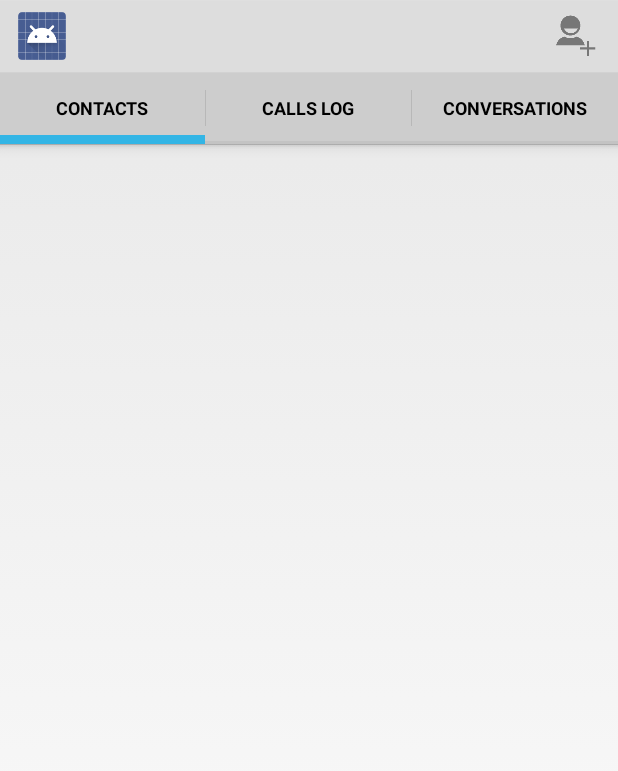
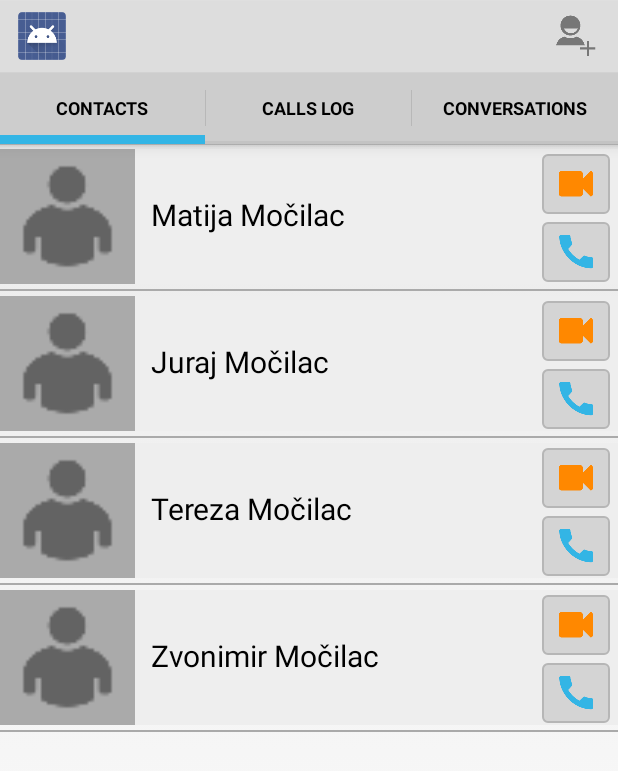
Before and after one commit to mmatija/Carewell, an Android app: the screen it shows after launch (MainActivity), on a phone screen of 412 x 824 dp. Shown: the top 771 px of the screen. Run offline under Robolectric (Android 15) with nearby library versions, the phone set to English and light mode, and no system bars.

Commit message:
Activities moved to separate package, database seed data moved to DatabaseHelper

```diff
--- a/app/src/main/java/com/example/matija_pc/carewell/CallActivity.java
+++ b/app/src/main/java/com/example/matija_pc/carewell/activities/CallActivity.java
@@ -1,4 +1,4 @@
-package com.example.matija_pc.carewell;
+package com.example.matija_pc.carewell.activities;
 
 import android.app.Activity;
 import android.content.ActivityNotFoundException;
@@ -7,6 +7,7 @@ import android.net.Uri;
 import android.os.Bundle;
 import android.webkit.WebView;
 
+import com.example.matija_pc.carewell.R;
 import com.example.matija_pc.carewell.listeners.CallButtonListener;
 
 /**
--- a/app/src/main/java/com/example/matija_pc/carewell/ComposeMessageActivity.java
+++ b/app/src/main/java/com/example/matija_pc/carewell/activities/ComposeMessageActivity.java
@@ -1,4 +1,4 @@
-package com.example.matija_pc.carewell;
+package com.example.matija_pc.carewell.activities;
 
 import android.app.Activity;
 import android.app.SearchManager;
@@ -17,6 +17,7 @@ import android.widget.SearchView;
 import android.widget.TextView;
 import android.widget.Toast;
 
+import com.example.matija_pc.carewell.R;
 import com.example.matija_pc.carewell.database.DatabaseOperations;
 import com.example.matija_pc.carewell.database.DatabaseTables;
 import com.example.matija_pc.carewell.fragments.ConversationsFragment;
--- a/app/src/main/java/com/example/matija_pc/carewell/MainActivity.java
+++ b/app/src/main/java/com/example/matija_pc/carewell/activities/MainActivity.java
@@ -1,4 +1,4 @@
-package com.example.matija_pc.carewell;
+package com.example.matija_pc.carewell.activities;
 
 import android.app.ActionBar;
 import android.app.FragmentTransaction;
@@ -11,6 +11,7 @@ import android.view.Menu;
 import android.view.MenuItem;
 import android.widget.Toast;
 
+import com.example.matija_pc.carewell.R;
 import com.example.matija_pc.carewell.adapters.TabsPagerAdapter;
 import com.example.matija_pc.carewell.database.DatabaseOperations;
 import com.example.matija_pc.carewell.database.DatabaseTables;
--- a/app/src/main/java/com/example/matija_pc/carewell/MessagesActivity.java
+++ b/app/src/main/java/com/example/matija_pc/carewell/activities/MessagesActivity.java
@@ -1,4 +1,4 @@
-package com.example.matija_pc.carewell;
+package com.example.matija_pc.carewell.activities;
 
 import android.app.Activity;
 import android.content.ContentValues;
@@ -15,6 +15,7 @@ import android.widget.EditText;
 import android.widget.ListView;
 import android.widget.Toast;
 
+import com.example.matija_pc.carewell.R;
 import com.example.matija_pc.carewell.adapters.MessagesAdapter;
 import com.example.matija_pc.carewell.database.DatabaseOperations;
 import com.example.matija_pc.carewell.database.DatabaseTables;
--- a/app/src/main/java/com/example/matija_pc/carewell/SearchableActivity.java
+++ b/app/src/main/java/com/example/matija_pc/carewell/activities/SearchableActivity.java
@@ -1,4 +1,4 @@
-package com.example.matija_pc.carewell;
+package com.example.matija_pc.carewell.activities;
 
 import android.app.Activity;
 import android.app.SearchManager;
@@ -10,6 +10,7 @@ import android.view.View;
 import android.widget.AdapterView;
 import android.widget.ListView;
 
+import com.example.matija_pc.carewell.R;
 import com.example.matija_pc.carewell.adapters.SearchResultAdapter;
 import com.example.matija_pc.carewell.database.DatabaseOperations;
 import com.example.matija_pc.carewell.database.DatabaseTables;
--- a/app/src/main/java/com/example/matija_pc/carewell/UserProfileActivity.java
+++ b/app/src/main/java/com/example/matija_pc/carewell/activities/UserProfileActivity.java
@@ -1,4 +1,4 @@
-package com.example.matija_pc.carewell;
+package com.example.matija_pc.carewell.activities;
 
 import android.app.Activity;
 import android.app.AlertDialog;
@@ -21,6 +21,8 @@ import android.widget.RelativeLayout;
 import android.widget.TextView;
 import android.widget.Toast;
 
+import com.example.matija_pc.carewell.BitmapScaler;
+import com.example.matija_pc.carewell.R;
 import com.example.matija_pc.carewell.adapters.CallsAdapter;
 import com.example.matija_pc.carewell.adapters.ContactsAdapter;
 import com.example.matija_pc.carewell.database.DatabaseOperations;
--- a/app/src/main/java/com/example/matija_pc/carewell/database/DatabaseHelper.java
+++ b/app/src/main/java/com/example/matija_pc/carewell/database/DatabaseHelper.java
@@ -1,5 +1,6 @@
 package com.example.matija_pc.carewell.database;
 
+import android.content.ContentValues;
 import android.content.Context;
 import android.database.sqlite.SQLiteDatabase;
 import android.database.sqlite.SQLiteOpenHelper;
@@ -9,7 +10,7 @@ import android.database.sqlite.SQLiteOpenHelper;
  */
 public class DatabaseHelper extends SQLiteOpenHelper {
 
-    public static final int DATABASE_VERSION = 6;
+    public static final int DATABASE_VERSION = 9;
     public static final String DATABASE_NAME = "CarewellDatabase.db";
 
     public DatabaseHelper(Context context) {
@@ -23,6 +24,8 @@ public class DatabaseHelper extends SQLiteOpenHelper {
         db.execSQL(DatabaseTables.CREATE_TABLE_CALLS_LOG);
         db.execSQL(DatabaseTables.CREATE_TABLE_MESSAGES);
         db.execSQL(DatabaseTables.CREATE_TABLE_CONVERSATIONS);
+        insertTestData(db);
+
     }
 
     @Override
@@ -33,4 +36,38 @@ public class DatabaseHelper extends SQLiteOpenHelper {
         db.execSQL(DatabaseTables.DELETE_TABLE_CONVERSATIONS);
         onCreate(db);
     }
+
+    public void insertTestData(SQLiteDatabase db) {
+
+        ContentValues person1 = new ContentValues();
+        ContentValues person2 = new ContentValues();
+        ContentValues person3 = new ContentValues();
+        ContentValues person4 = new ContentValues();
+
+        person1.put(DatabaseTables.Contacts.USER_ID, "mm");
+        person1.put(DatabaseTables.Contacts.FIRST_NAME, "Matija");
+        person1.put(DatabaseTables.Contacts.LAST_NAME, "Močilac");
+        person1.put(DatabaseTables.Contacts.IMAGE_PATH, "");
+
+
+        person2.put(DatabaseTables.Contacts.USER_ID, "jm");
+        person2.put(DatabaseTables.Contacts.FIRST_NAME, "Juraj");
+        person2.put(DatabaseTables.Contacts.LAST_NAME, "Močilac");
+        person2.put(DatabaseTables.Contacts.IMAGE_PATH, "");
+
+        person3.put(DatabaseTables.Contacts.USER_ID, "tm");
+        person3.put(DatabaseTables.Contacts.FIRST_NAME, "Tereza");
+        person3.put(DatabaseTables.Contacts.LAST_NAME, "Močilac");
+        person3.put(DatabaseTables.Contacts.IMAGE_PATH, "");
+
+        person4.put(DatabaseTables.Contacts.USER_ID, "zm");
+        person4.put(DatabaseTables.Contacts.FIRST_NAME, "Zvonimir");
+        person4.put(DatabaseTables.Contacts.LAST_NAME, "Močilac");
+        person4.put(DatabaseTables.Contacts.IMAGE_PATH, "");
+
+        db.insert(DatabaseTables.Contacts.TABLE_NAME, null, person1);
+        db.insert(DatabaseTables.Contacts.TABLE_NAME, null, person2);
+        db.insert(DatabaseTables.Contacts.TABLE_NAME, null, person3);
+        db.insert(DatabaseTables.Contacts.TABLE_NAME, null, person4);
+    }
 }
--- a/app/src/main/java/com/example/matija_pc/carewell/fragments/ConversationsFragment.java
+++ b/app/src/main/java/com/example/matija_pc/carewell/fragments/ConversationsFragment.java
@@ -17,10 +17,10 @@ import android.view.ViewGroup;
 import android.widget.AdapterView;
 import android.widget.ListView;
 
-import com.example.matija_pc.carewell.ComposeMessageActivity;
-import com.example.matija_pc.carewell.MainActivity;
-import com.example.matija_pc.carewell.MessagesActivity;
 import com.example.matija_pc.carewell.R;
+import com.example.matija_pc.carewell.activities.ComposeMessageActivity;
+import com.example.matija_pc.carewell.activities.MainActivity;
+import com.example.matija_pc.carewell.activities.MessagesActivity;
 import com.example.matija_pc.carewell.adapters.ConversationsAdapter;
 import com.example.matija_pc.carewell.database.DatabaseOperations;
 import com.example.matija_pc.carewell.database.DatabaseTables;
--- a/app/src/main/java/com/example/matija_pc/carewell/listeners/CallButtonListener.java
+++ b/app/src/main/java/com/example/matija_pc/carewell/listeners/CallButtonListener.java
@@ -6,7 +6,7 @@ import android.content.Intent;
 import android.database.Cursor;
 import android.view.View;
 
-import com.example.matija_pc.carewell.CallActivity;
+import com.example.matija_pc.carewell.activities.CallActivity;
 import com.example.matija_pc.carewell.adapters.CallsAdapter;
 import com.example.matija_pc.carewell.database.DatabaseOperations;
 import com.example.matija_pc.carewell.database.DatabaseTables;
--- a/app/src/main/java/com/example/matija_pc/carewell/listeners/DisplayUserProfileListener.java
+++ b/app/src/main/java/com/example/matija_pc/carewell/listeners/DisplayUserProfileListener.java
@@ -5,8 +5,8 @@ import android.content.Intent;
 import android.database.Cursor;
 import android.view.View;
 
-import com.example.matija_pc.carewell.MainActivity;
-import com.example.matija_pc.carewell.UserProfileActivity;
+import com.example.matija_pc.carewell.activities.MainActivity;
+import com.example.matija_pc.carewell.activities.UserProfileActivity;
 import com.example.matija_pc.carewell.adapters.ContactsHolderClass;
 import com.example.matija_pc.carewell.database.DatabaseOperations;
 import com.example.matija_pc.carewell.database.DatabaseTables;
--- a/app/src/main/java/com/example/matija_pc/carewell/listeners/SendMessageButtonListener.java
+++ b/app/src/main/java/com/example/matija_pc/carewell/listeners/SendMessageButtonListener.java
@@ -5,9 +5,9 @@ import android.content.Intent;
 import android.database.Cursor;
 import android.view.View;
 
-import com.example.matija_pc.carewell.ComposeMessageActivity;
-import com.example.matija_pc.carewell.MainActivity;
-import com.example.matija_pc.carewell.MessagesActivity;
+import com.example.matija_pc.carewell.activities.ComposeMessageActivity;
+import com.example.matija_pc.carewell.activities.MainActivity;
+import com.example.matija_pc.carewell.activities.MessagesActivity;
 import com.example.matija_pc.carewell.database.DatabaseOperations;
 import com.example.matija_pc.carewell.database.DatabaseTables;
 
--- a/app/src/main/res/menu/menu_user_profile.xml
+++ b/app/src/main/res/menu/menu_user_profile.xml
@@ -1,7 +1,6 @@
 <menu xmlns:android="http://schemas.android.com/apk/res/android"
-    xmlns:app="http://schemas.android.com/apk/res-auto"
     xmlns:tools="http://schemas.android.com/tools"
-    tools:context="com.example.matija_pc.carewell.UserProfileActivity">
+    tools:context="com.example.matija_pc.carewell.activities.UserProfileActivity">
 
     <item android:id="@+id/action_edit"
         android:icon="@drawable/edit_icon"
```
Also changed, not shown: app/src/main/AndroidManifest.xml (+8 -8 lines), app/src/main/java/com/example/matija_pc/carewell/fragments/ContactsFragment.java (+0 -35 lines).
